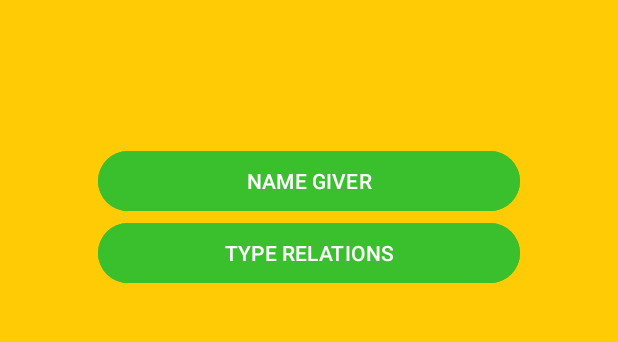
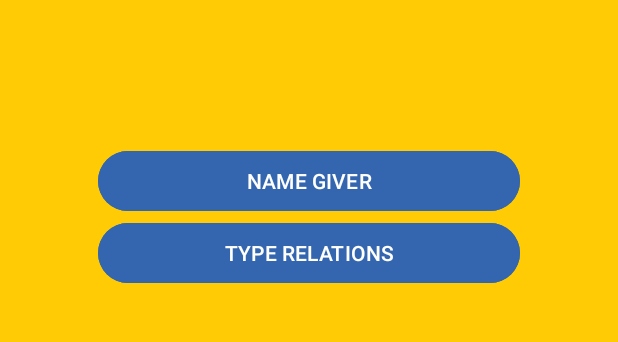
Before and after one commit to ValentinGuillon/PokeGo-Tools, an Android app: the screen it shows after launch (MainMenu), on a phone screen of 412 x 824 dp, the part 473-815 px from its top. Run offline under Robolectric (Android 15) with nearby library versions, the light colour scheme and no system bars.

Commit message:
change buttons color

```diff
--- a/android_studio_project/pokego_tools/app/src/main/res/layout/main_menu.xml
+++ b/android_studio_project/pokego_tools/app/src/main/res/layout/main_menu.xml
@@ -41,14 +41,14 @@
             android:id="@+id/button_name_giver"
             android:layout_width="match_parent"
             android:layout_height="wrap_content"
-            android:backgroundTint="#3ABF2D"
+            android:backgroundTint="#3466AF"
             android:text="NAME GIVER"/>
 
         <Button
             android:id="@+id/button_type_relations"
             android:layout_width="match_parent"
             android:layout_height="wrap_content"
-            android:backgroundTint="#3ABF2D"
+            android:backgroundTint="#3466AF"
             android:text="TYPE RELATIONS"/>
 
     </LinearLayout>
--- a/android_studio_project/pokego_tools/app/src/main/res/layout/name_giver.xml
+++ b/android_studio_project/pokego_tools/app/src/main/res/layout/name_giver.xml
@@ -219,7 +219,7 @@
                 android:layout_width="0dp"
                 android:layout_height="wrap_content"
                 android:layout_weight="8"
-                android:backgroundTint="#3ABF2D"
+                android:backgroundTint="#3466AF"
                 android:text="VALIDATE"/>
 
             <Button
```
